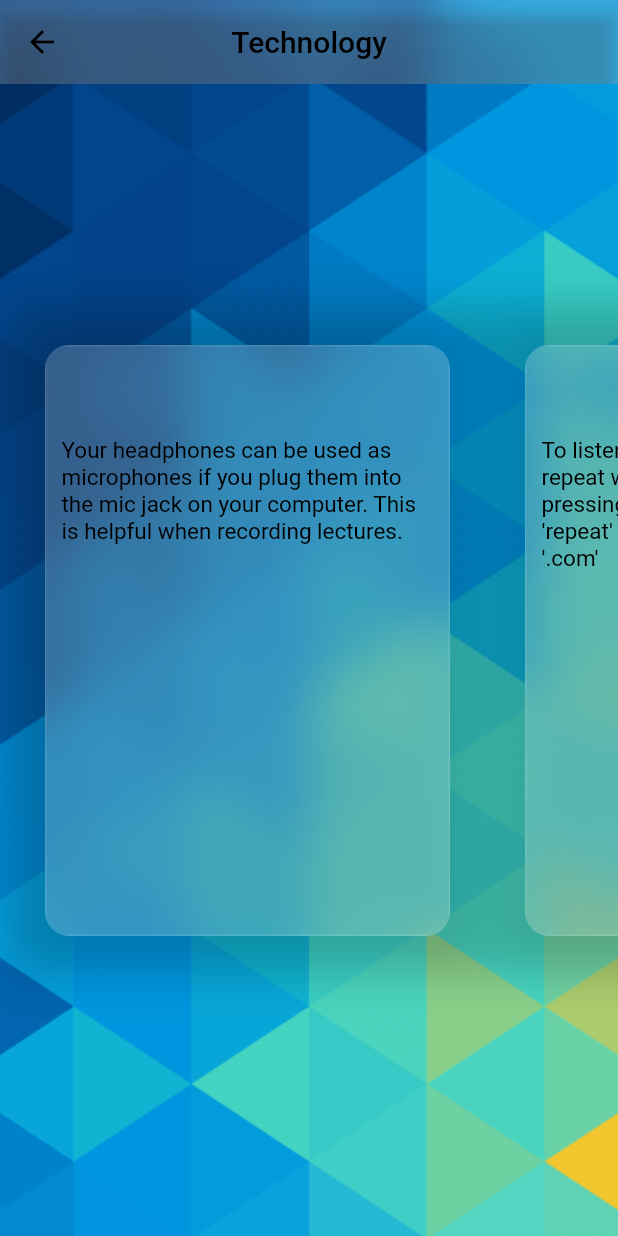
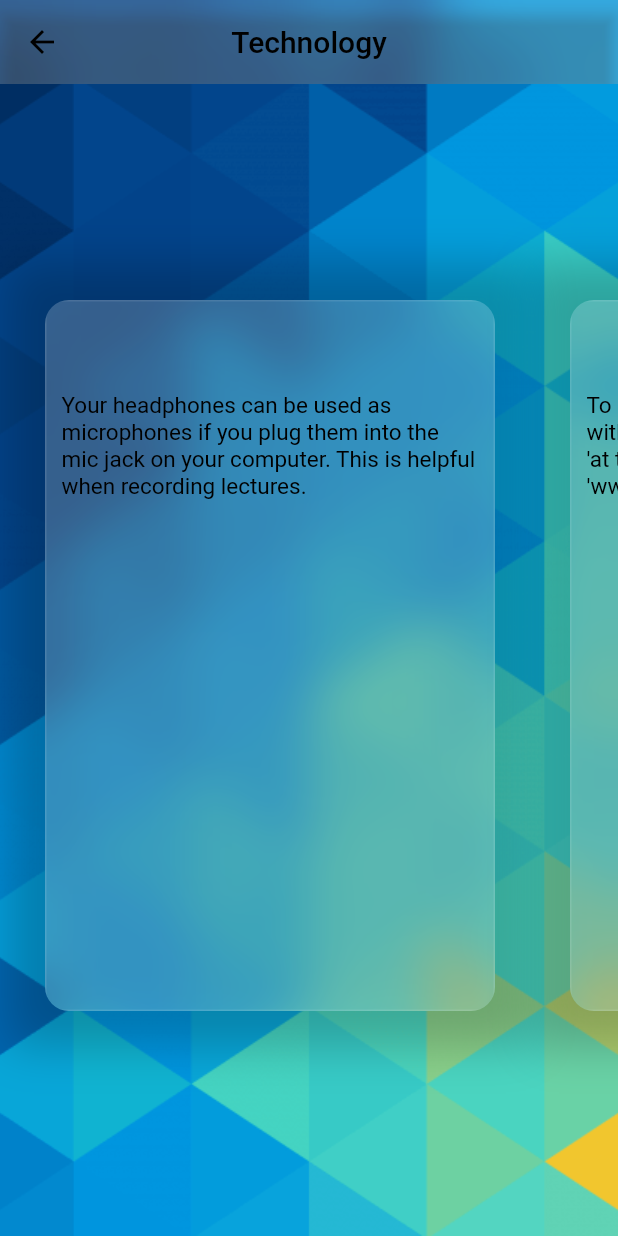
Before and after one commit to y-ohanne-s/Life-Hacks, a Flutter app: the screen it shows after launch, after a tap on "Technology", on a phone screen of 412 x 824 dp. Run offline on Flutter 3.47's test engine with Material 2 defaults, Android fonts, the phone set to English and light mode, and no system bars.

Commit message:
some ui adjustments

```diff
--- a/lib/screens/lifeHacks.dart
+++ b/lib/screens/lifeHacks.dart
@@ -17,12 +17,12 @@ class _LifeHacksState extends State<LifeHacks> {
       scrollDirection: Axis.horizontal,
       itemBuilder: (context, index) {
         return Padding(
-          padding: EdgeInsets.fromLTRB(30, 230, 20, 200),
+          padding: EdgeInsets.fromLTRB(30, 200, 20, 150),
           child: glassCard(
             context,
             widget.hacks.content[index],
             300,
-            270,
+            300,
           ),
         );
       },
```
